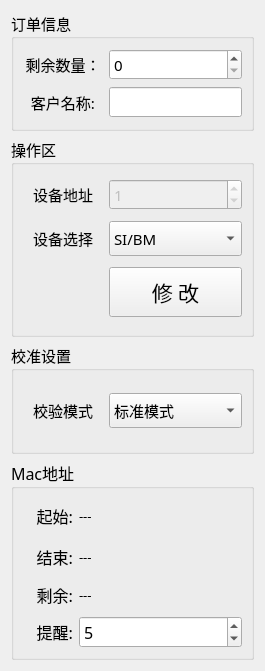
First picture: the form in PDU-MonitorDebug/setting/set_workwid.ui, repository ChinaClever/PDU-MonitorDebug, before the edit.
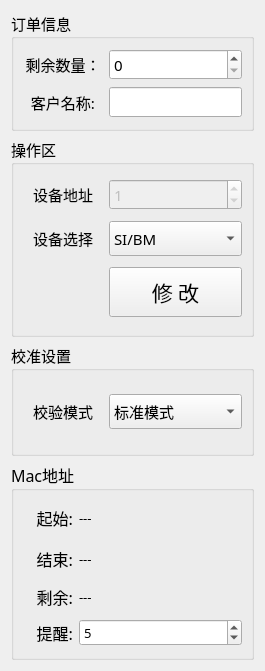
Second picture: the form after the edit.

The edit to the form file:
```diff
--- a/PDU-MonitorDebug/setting/set_workwid.ui
+++ b/PDU-MonitorDebug/setting/set_workwid.ui
@@ -444,6 +444,12 @@
       </item>
       <item row="3" column="1">
        <widget class="QSpinBox" name="spinBox">
+        <property name="font">
+         <font>
+          <family>宋体</family>
+          <pointsize>10</pointsize>
+         </font>
+        </property>
         <property name="suffix">
          <string/>
         </property>
@@ -454,7 +460,10 @@
          <number>1</number>
         </property>
         <property name="maximum">
-         <number>99</number>
+         <number>99999</number>
+        </property>
+        <property name="singleStep">
+         <number>1000</number>
         </property>
         <property name="value">
          <number>5</number>
```
